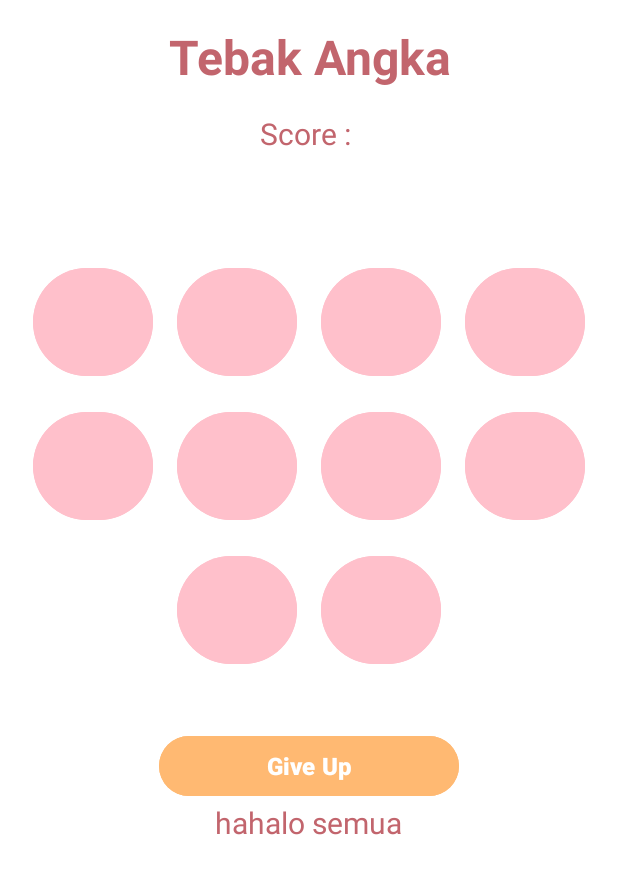
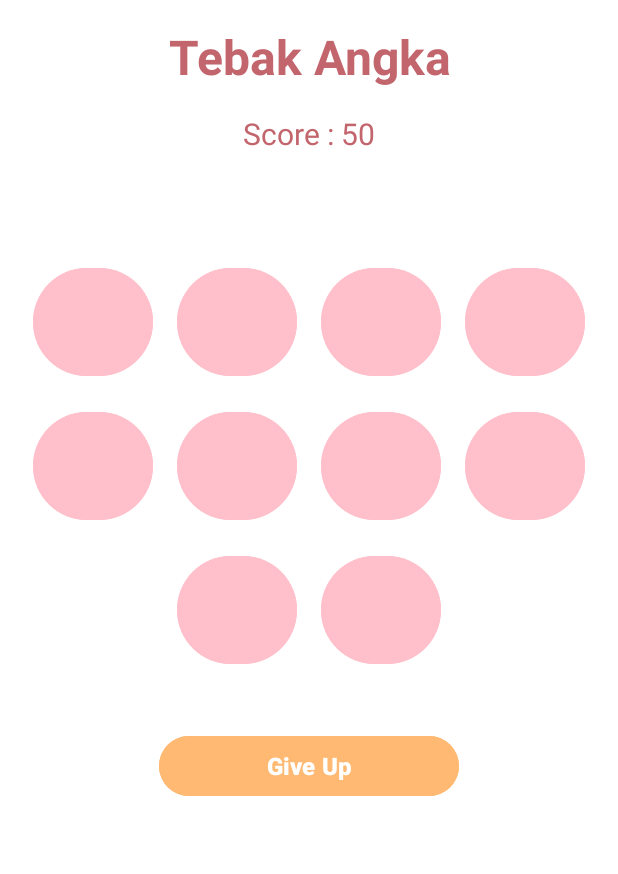
Before and after one commit to fellllll/tugasFragment, an Android app: the screen it shows after launch (MainActivity), on a phone screen of 412 x 824 dp. Shown: the top 874 px of the screen. Run offline under Robolectric (Android 15) with nearby library versions, the phone set to English and light mode, and no system bars.

```diff
--- a/app/src/main/java/paba/tugasfragment/halamanDua.kt
+++ b/app/src/main/java/paba/tugasfragment/halamanDua.kt
@@ -38,7 +38,7 @@ class halamanDua : Fragment() {
         val _tvScore = view.findViewById<TextView>(R.id.tvScore)
         if (arguments != null){
             val score = arguments?.getString("DATASCORE")
-            _tvScore.text = score
+            _tvScore.text = score.toString()
         }
 
 //        PINDAH FRAGMENT N KIRIM SCORE
--- a/app/src/main/java/paba/tugasfragment/halamanSatu.kt
+++ b/app/src/main/java/paba/tugasfragment/halamanSatu.kt
@@ -1,6 +1,8 @@
 package paba.tugasfragment
 
 import android.os.Bundle
+import android.os.Handler
+import android.os.Looper
 import androidx.fragment.app.Fragment
 import android.view.LayoutInflater
 import android.view.View
@@ -33,15 +35,15 @@ class halamanSatu : Fragment() {
 
     override fun onViewCreated(view: View, savedInstanceState: Bundle?) {
         super.onViewCreated(view, savedInstanceState)
-        val score = 19;
 
-//        SET ANGKA
-        val _tvRubahAngka = view.findViewById<TextView>(R.id.tvRubahAngka)
-        if (arguments != null){
-            val angka = arguments?.getString("DATAANGKA")
-            _tvRubahAngka.text = angka.toString()
-        }
+        var score = 50;
+        var angkaAwal = 1
+        var angkaAkhir = 5
 
+        val _tvScore = view.findViewById<TextView>(R.id.tvScore)
+        _tvScore.text = score.toString()
+
+//        GIVE UP
         val _btnGiveUp = view.findViewById<Button>(R.id.btnGiveUp)
         _btnGiveUp.setOnClickListener {
             val mBundle = Bundle()
@@ -55,6 +57,95 @@ class halamanSatu : Fragment() {
                 replace(R.id.frameContainer, mhalamanDua, halamanDua::class.java.simpleName)
                 addToBackStack(null)
                 commit()
+            }
+        }
+
+        val buttons = arrayOf(
+            view.findViewById<Button>(R.id.btn1),
+            view.findViewById<Button>(R.id.btn2),
+            view.findViewById<Button>(R.id.btn3),
+            view.findViewById<Button>(R.id.btn4),
+            view.findViewById<Button>(R.id.btn5),
+            view.findViewById<Button>(R.id.btn6),
+            view.findViewById<Button>(R.id.btn7),
+            view.findViewById<Button>(R.id.btn8),
+            view.findViewById<Button>(R.id.btn9),
+            view.findViewById<Button>(R.id.btn10)
+
+        )
+        if (arguments != null) {
+            val txtHasil = arguments?.getString("DATAANGKA")
+            angkaAwal = txtHasil.toString().toInt()
+            angkaAkhir = angkaAwal + txtHasil.toString().toInt()
+        }
+
+        val pairedNumbers = mutableListOf<Int>()
+        for (i in angkaAwal..angkaAkhir) {
+            pairedNumbers.add(i)
+            pairedNumbers.add(i)
+        }
+
+        pairedNumbers.shuffle()
+
+        for (button in buttons) {
+            button.text = ""
+        }
+
+        // Inside the `onViewCreated` function
+        var lastClickedIndex: Int? = null
+
+        buttons.forEachIndexed { index, button ->
+            button.setOnClickListener {
+                val currentValue = pairedNumbers[index]
+
+                // Show the number on the clicked button
+                button.text = currentValue.toString()
+
+                if (lastClickedIndex == null) {
+                    // First button click, store index reference
+                    lastClickedIndex = index
+                } else {
+                    // Second button click, compare with the first button's value
+                    val firstButton = buttons[lastClickedIndex!!]
+
+                    if (pairedNumbers[lastClickedIndex!!] == currentValue) {
+                        // Numbers match, increase score and disable both buttons
+                        score += 10
+                        button.isEnabled = false
+                        firstButton.isEnabled = false
+                    } else {
+                        // Numbers do not match, decrease score
+                        score -= 5
+
+                        // Show both numbers briefly, then hide them with a delay
+                        Handler(Looper.getMainLooper()).postDelayed({
+                            button.text = ""
+                            firstButton.text = ""
+                        }, 1000) // Delay of 1 second (1000 ms)
+                    }
+
+                    // Update score display
+                    _tvScore.text = score.toString()
+
+                    // Reset for the next pair attempt
+                    lastClickedIndex = null
+                }
+
+                // Check if all buttons are disabled (all pairs matched)
+                if (buttons.all { !it.isEnabled }) {
+                    val mBundle = Bundle()
+                    mBundle.putString("DATASCORE", score.toString())
+
+                    val mhalamanDua = halamanDua()
+                    mhalamanDua.arguments = mBundle
+
+                    val mFragmentManager = parentFragmentManager
+                    mFragmentManager.beginTransaction().apply {
+                        replace(R.id.frameContainer, mhalamanDua, halamanDua::class.java.simpleName)
+                        addToBackStack(null)
+                        commit()
+                    }
+                }
             }
         }
 
--- a/app/src/main/res/layout/fragment_halaman_satu.xml
+++ b/app/src/main/res/layout/fragment_halaman_satu.xml
@@ -154,13 +154,4 @@
         android:textSize="16dp"
         android:text="Give Up"/>
 
-    <TextView
-        android:id="@+id/tvRubahAngka"
-        android:layout_width="wrap_content"
-        android:layout_height="wrap_content"
-        android:textColor="#c2656d"
-        android:layout_gravity="center"
-        android:text="hahalo semua"
-        android:textSize="20dp"/>
-
 </LinearLayout>
```
